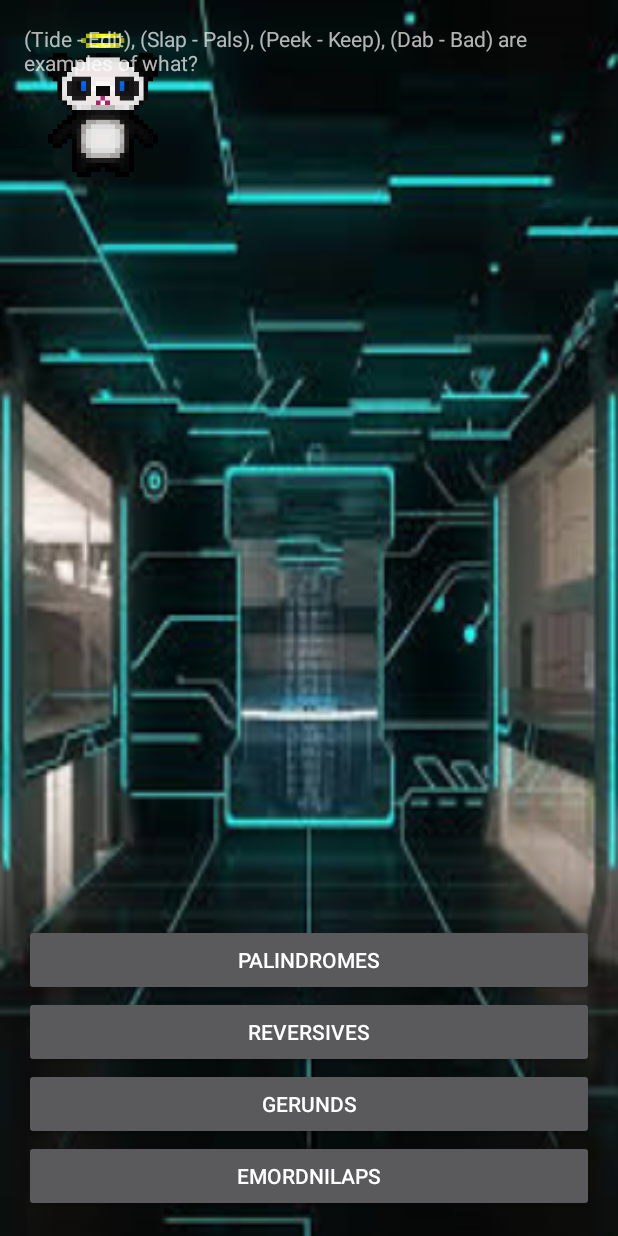
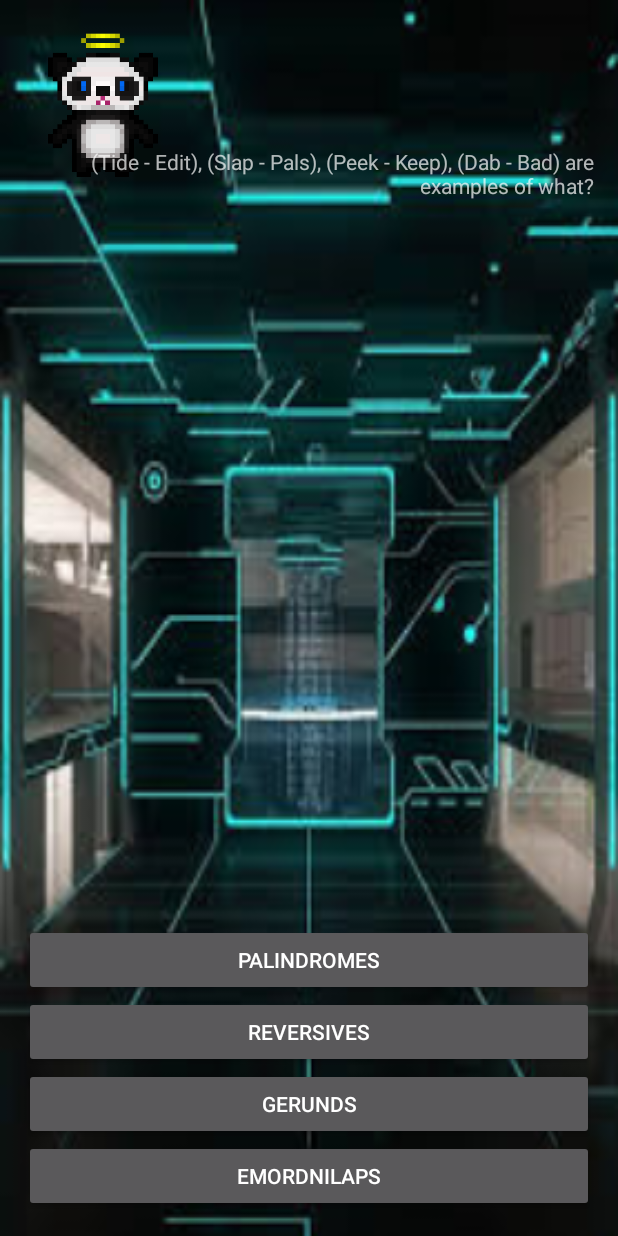
Before and after one commit to cerberus29/Sumultanea, an Android app: the PLAY screen opened directly, with no data from a screen before it, on a phone screen of 412 x 824 dp. Run offline under Robolectric (Android 15) with nearby library versions, the phone set to English and light mode, and no system bars.

Commit message:
updated bg

```diff
--- a/app/src/main/java/com/example/cj/sumultanea/PLAY.java
+++ b/app/src/main/java/com/example/cj/sumultanea/PLAY.java
@@ -26,6 +26,7 @@ public class PLAY extends AppCompatActivity implements View.OnClickListener {
     private QuizPool quizPool;
     private Random random;
     private QuizPool.Entry currentQuestion;
+
 
     @Override
     protected void onCreate(Bundle savedInstanceState) {
--- a/app/src/main/res/layout/activity_play.xml
+++ b/app/src/main/res/layout/activity_play.xml
@@ -56,7 +56,8 @@
         android:layout_height="match_parent"
         android:layout_above="@+id/answer"
         android:layout_alignParentEnd="true"
-        android:layout_marginBottom="296dp">
+        android:layout_marginBottom="296dp"
+        android:id="@+id/linearLayout">
 
         <ImageView
             android:id="@+id/imageView2"
@@ -72,18 +73,18 @@
         android:orientation="horizontal"
         android:layout_width="match_parent"
         android:layout_height="match_parent"
-        android:layout_alignParentTop="true"
-        android:layout_alignParentStart="true"
-        android:layout_alignParentBottom="true">
+        android:layout_alignParentEnd="true">
 
         <TextView
             android:text="TextView"
-            android:layout_width="match_parent"
-            android:layout_height="wrap_content"
+            android:layout_width="120dp"
+            android:layout_height="200dp"
             android:layout_alignParentTop="true"
             android:id="@+id/textView4"
             android:layout_alignParentEnd="true"
-            android:layout_weight="1" />
+            android:layout_weight="1"
+            android:gravity="top|bottom|right" />
 
     </LinearLayout>
+
 </RelativeLayout>
```
